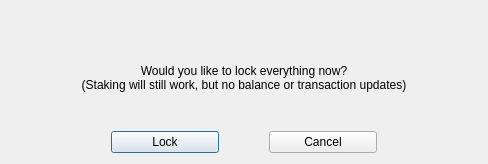
The window that src/qt/forms/lockdialog.ui (pedrorv0106/DAPS) describes before a commit, drawn with Qt 5.
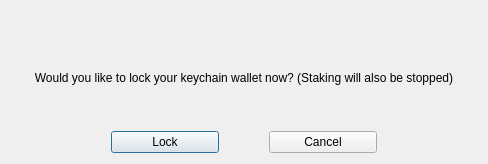
The same window after the commit.

Commit message: Update Lock Confirmation dialogue

```diff
--- a/src/qt/forms/lockdialog.ui
+++ b/src/qt/forms/lockdialog.ui
@@ -37,8 +37,7 @@
         <number>3</number>
        </property>
        <property name="text">
-        <string>Would you like to lock everything now? 
-(Staking will still work, but no balance or transaction updates)</string>
+        <string>Would you like to lock your keychain wallet now? (Staking will also be stopped)</string>
        </property>
        <property name="alignment">
         <set>Qt::AlignCenter</set>
```
